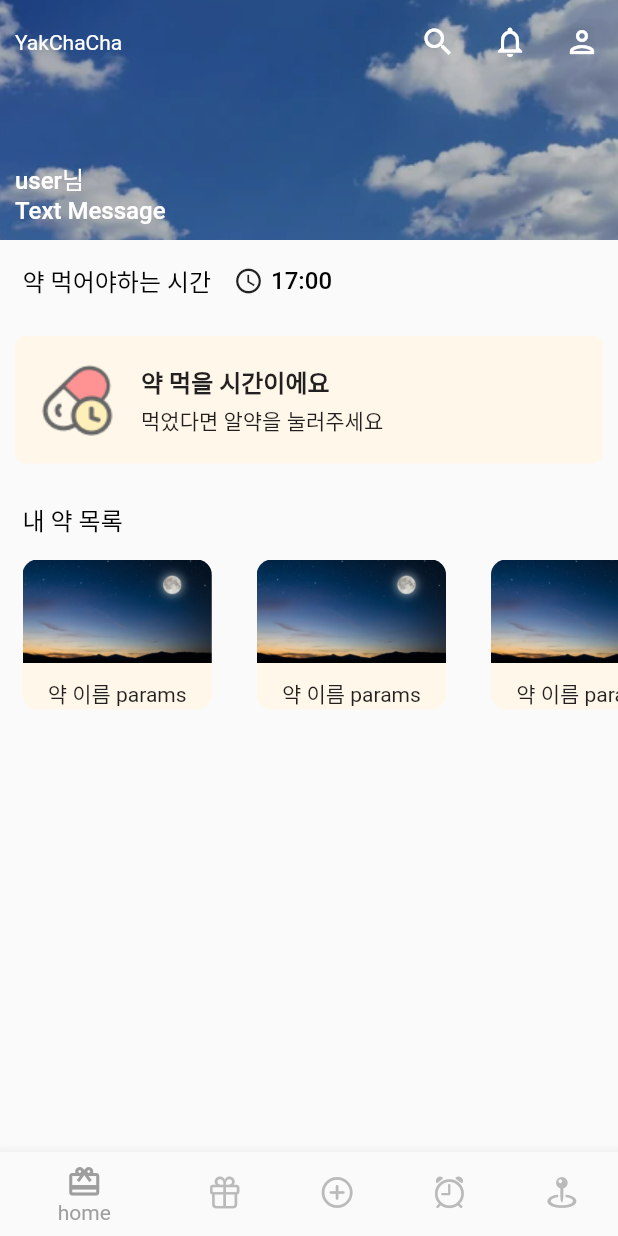
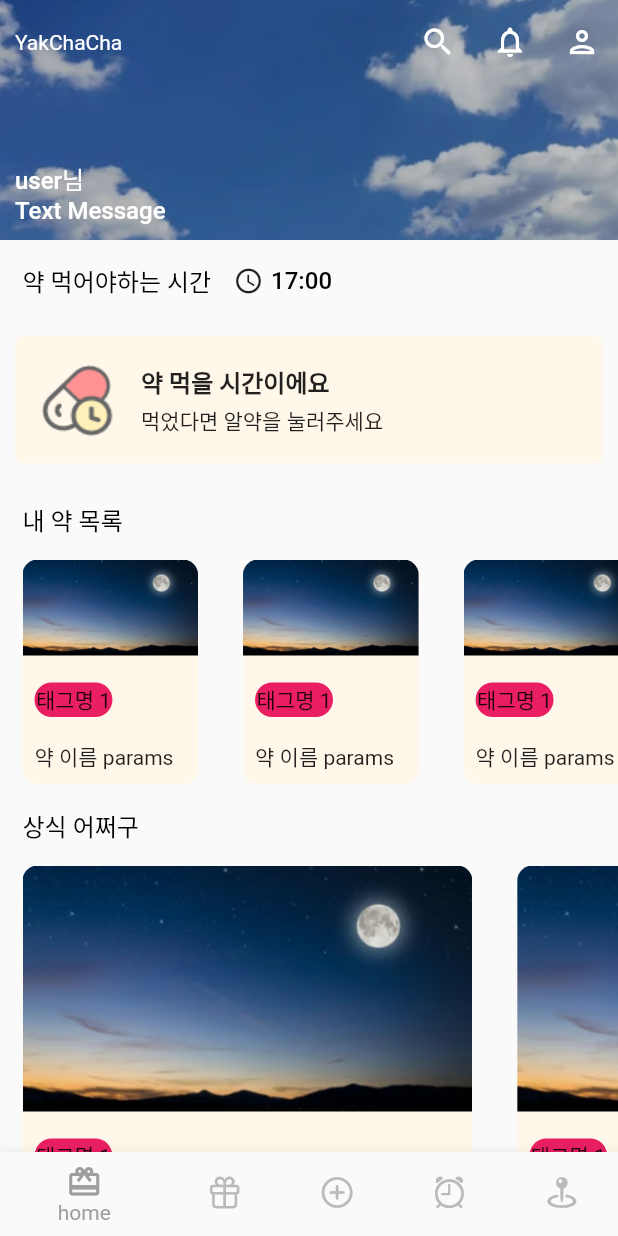
Before and after one commit to AI-FOR-ALL-I/YakChaCha, a Flutter app: the screen it shows after launch, on a phone screen of 412 x 824 dp. Run offline on Flutter 3.47's test engine with Material 2 defaults, Android fonts, the phone set to English and light mode, and no system bars; missing offline and left inert: kakao_flutter_sdk.

Commit message:
[S08P22A803-183] Design: 내 약 목록 아이템 컴포넌트 문제 수정

```diff
--- a/frontend/lib/screens/home_page.dart
+++ b/frontend/lib/screens/home_page.dart
@@ -69,10 +69,10 @@ class HomePage extends StatelessWidget {
                   ),
                 ),
                 SizedBox(
-                  height: 100,
+                  height: 150,
                   child: ListView.builder(
                       scrollDirection: Axis.horizontal,
-                      itemCount: 3,
+                      itemCount: 5,
                       itemBuilder: (BuildContext context, int index) {
                         return const MyDrugItem(
                           imagePath: 'assets/images/night.png',
@@ -80,6 +80,29 @@ class HomePage extends StatelessWidget {
                         );
                       }),
                 ),
+                const Padding(
+                  padding: EdgeInsetsDirectional.symmetric(
+                      horizontal: 15.0, vertical: 15.0),
+                  child: Text(
+                    "상식 어쩌구",
+                    style: TextStyle(
+                        color: Colors.black,
+                        fontWeight: FontWeight.w500,
+                        fontSize: 16.0),
+                  ),
+                ),
+                SizedBox(
+                  height: 250,
+                  child: ListView.builder(
+                      scrollDirection: Axis.horizontal,
+                      itemCount: 5,
+                      itemBuilder: (BuildContext context, int index) {
+                        return const MyDrugItem(
+                          imagePath: 'assets/images/night.png',
+                          title: '약 이름 params',
+                        );
+                      }),
+                )
               ],
             ),
           ))
--- a/frontend/lib/widgets/main/my_drug_item.dart
+++ b/frontend/lib/widgets/main/my_drug_item.dart
@@ -4,10 +4,11 @@ class MyDrugItem extends StatelessWidget {
   final String imagePath;
   final String title;
   const MyDrugItem({
-    super.key,
+    // CHANGED: Key type is updated to Key?.
+    Key? key,
     required this.imagePath,
     required this.title,
-  });
+  }) : super(key: key);
 
   @override
   Widget build(BuildContext context) {
@@ -20,7 +21,7 @@ class MyDrugItem extends StatelessWidget {
         ),
         child: Flex(
           direction: Axis.vertical,
-          crossAxisAlignment: CrossAxisAlignment.center,
+          crossAxisAlignment: CrossAxisAlignment.start,
           children: [
             Expanded(
               child: ClipRRect(
@@ -28,11 +29,34 @@ class MyDrugItem extends StatelessWidget {
                   topLeft: Radius.circular(10.0),
                   topRight: Radius.circular(10.0),
                 ),
-                child: Image.asset(imagePath, fit: BoxFit.fitWidth),
+                // CHANGED: The fit property of the Image.asset is set to BoxFit.fitWidth.
+                child: Image.asset(
+                  imagePath,
+                  fit: BoxFit.cover,
+                ),
               ),
             ),
             const SizedBox(height: 10.0),
-            Text(title),
+            Padding(
+              padding: const EdgeInsets.all(8.0),
+              child: Row(
+                mainAxisAlignment: MainAxisAlignment.start,
+                children: [
+                  Container(
+                      decoration: BoxDecoration(
+                          color: Colors.pink,
+                          border: Border.all(
+                            color: Colors.pink,
+                          ),
+                          borderRadius: BorderRadius.circular(15)),
+                      child: const Text('태그명 1')),
+                ],
+              ),
+            ),
+            Padding(
+              padding: const EdgeInsets.all(8.0),
+              child: Text(title),
+            ),
             // 태그 들어가야한다...
           ],
         ),
```
